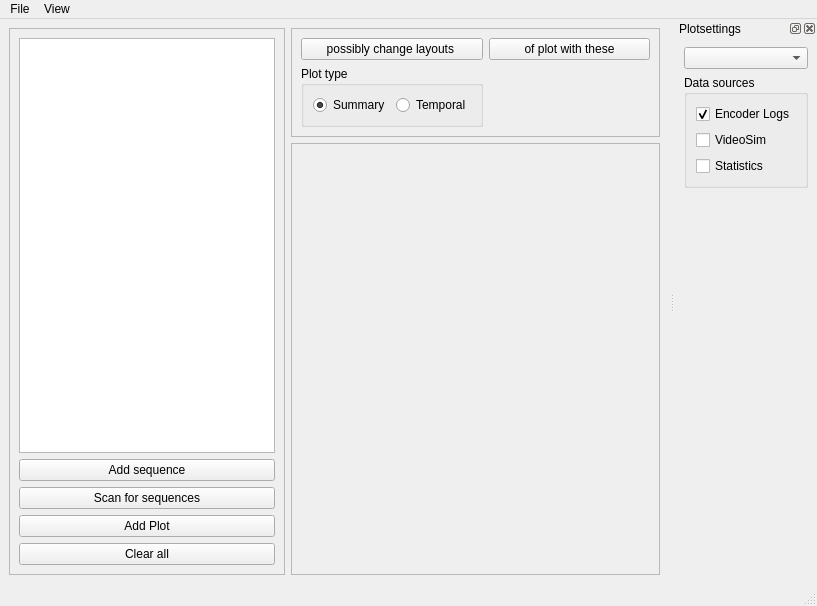
IENT/RDPlot, file mainWindow.ui: the form before one commit.
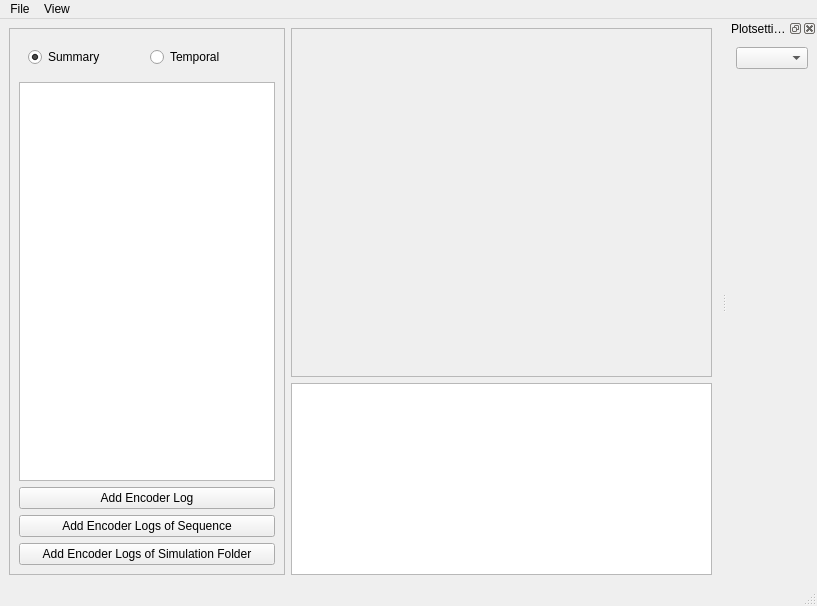
The form after the commit.

```diff
--- a/mainWindow.ui
+++ b/mainWindow.ui
@@ -15,7 +15,10 @@
   </property>
   <widget class="QWidget" name="centralwidget">
    <layout class="QGridLayout" name="gridLayout_2">
-    <item row="1" column="1">
+    <item row="1" column="1" alignment="Qt::AlignBottom">
+     <widget class="QListView" name="listView"/>
+    </item>
+    <item row="0" column="1">
      <widget class="QFrame" name="plotsFrame">
       <property name="sizePolicy">
        <sizepolicy hsizetype="Expanding" vsizetype="Expanding">
@@ -31,34 +34,23 @@
       </property>
      </widget>
     </item>
-    <item row="0" column="1">
-     <widget class="QFrame" name="frame_2">
+    <item row="0" column="0" rowspan="2">
+     <widget class="QFrame" name="controlFrame">
+      <property name="sizePolicy">
+       <sizepolicy hsizetype="Maximum" vsizetype="Preferred">
+        <horstretch>0</horstretch>
+        <verstretch>0</verstretch>
+       </sizepolicy>
+      </property>
       <property name="frameShape">
        <enum>QFrame::StyledPanel</enum>
       </property>
       <property name="frameShadow">
        <enum>QFrame::Raised</enum>
       </property>
-      <layout class="QGridLayout" name="gridLayout">
-       <item row="0" column="0">
-        <widget class="QPushButton" name="pushButton">
-         <property name="text">
-          <string>possibly change layouts </string>
-         </property>
-        </widget>
-       </item>
-       <item row="0" column="2">
-        <widget class="QPushButton" name="pushButton_2">
-         <property name="text">
-          <string>of plot with these</string>
-         </property>
-        </widget>
-       </item>
-       <item row="1" column="0">
-        <widget class="QGroupBox" name="plotTypeGroupBox">
-         <property name="title">
-          <string>Plot type</string>
-         </property>
+      <layout class="QVBoxLayout" name="verticalLayout">
+       <item>
+        <widget class="QWidget" name="plotTypeWidget" native="true">
          <layout class="QHBoxLayout" name="horizontalLayout">
           <item>
            <widget class="QRadioButton" name="summaryPlotButton">
@@ -80,24 +72,6 @@
          </layout>
         </widget>
        </item>
-      </layout>
-     </widget>
-    </item>
-    <item row="0" column="0" rowspan="2">
-     <widget class="QFrame" name="controlFrame">
-      <property name="sizePolicy">
-       <sizepolicy hsizetype="Maximum" vsizetype="Preferred">
-        <horstretch>0</horstretch>
-        <verstretch>0</verstretch>
-       </sizepolicy>
-      </property>
-      <property name="frameShape">
-       <enum>QFrame::StyledPanel</enum>
-      </property>
-      <property name="frameShadow">
-       <enum>QFrame::Raised</enum>
-      </property>
-      <layout class="QVBoxLayout" name="verticalLayout">
        <item>
         <widget class="QTreeWidget" name="sequenceTreeWidget">
          <property name="selectionMode">
@@ -119,28 +93,21 @@
        <item>
         <widget class="QPushButton" name="addSequenceButton">
          <property name="text">
-          <string>Add sequence</string>
+          <string>Add Encoder Log</string>
          </property>
         </widget>
        </item>
        <item>
         <widget class="QPushButton" name="scanForSequencesButton">
          <property name="text">
-          <string>Scan for sequences</string>
+          <string>Add Encoder Logs of Sequence</string>
          </property>
         </widget>
        </item>
        <item>
         <widget class="QPushButton" name="addPlotButton">
          <property name="text">
-          <string>Add Plot</string>
-         </property>
-        </widget>
-       </item>
-       <item>
-        <widget class="QPushButton" name="clearAllButton">
-         <property name="text">
-          <string>Clear all</string>
+          <string>Add Encoder Logs of Simulation Folder</string>
          </property>
         </widget>
        </item>
@@ -168,39 +135,6 @@
      <item>
       <widget class="QComboBox" name="comboBox"/>
      </item>
-     <item>
-      <widget class="QGroupBox" name="dataSourcesGroupBox">
-       <property name="title">
-        <string>Data sources</string>
-       </property>
-       <layout class="QVBoxLayout" name="verticalLayout_2">
-        <item>
-         <widget class="QCheckBox" name="encLogsCheckBox">
-          <property name="text">
-           <string>Encoder Logs</string>
-          </property>
-          <property name="checked">
-           <bool>true</bool>
-          </property>
-         </widget>
-        </item>
-        <item>
-         <widget class="QCheckBox" name="videoSimCheckBox">
-          <property name="text">
-           <string>VideoSim</string>
-          </property>
-         </widget>
-        </item>
-        <item>
-         <widget class="QCheckBox" name="statisticsCheckBox">
-          <property name="text">
-           <string>Statistics</string>
-          </property>
-         </widget>
-        </item>
-       </layout>
-      </widget>
-     </item>
      <item>
       <spacer name="verticalSpacer">
        <property name="orientation">
```
Left out of the diff: 6 changed lines with no effect on the pictures.
